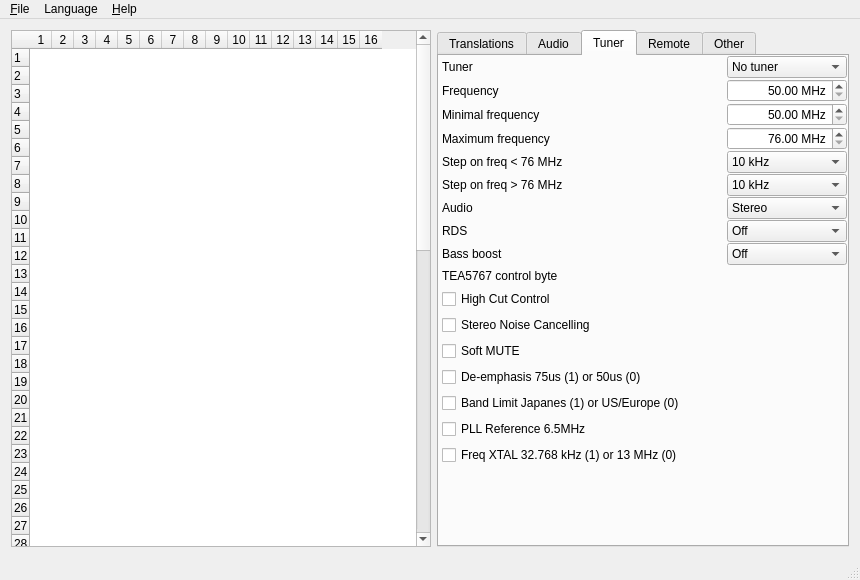
Above: editor/mainwindow.ui from WiseLord/ampcontrol before the change. Below: the same form after it.
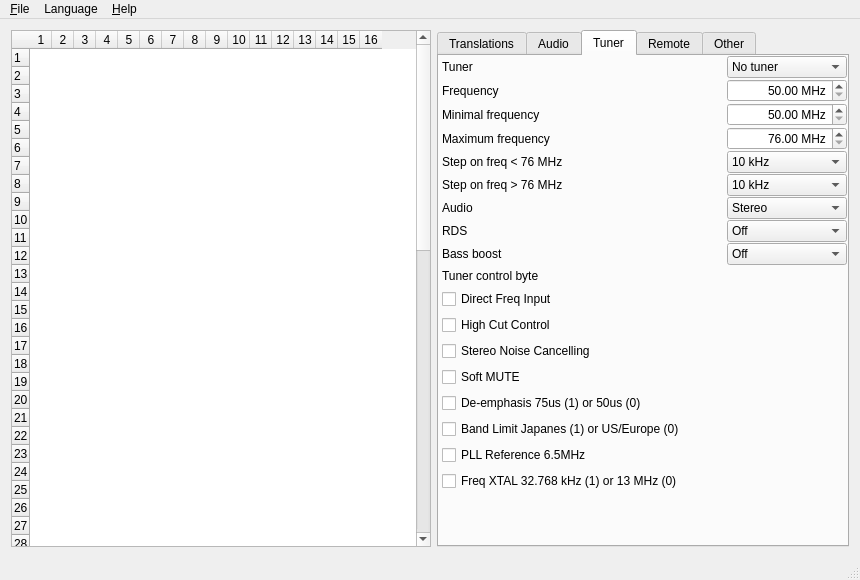
That is the form after the change. The open tabs and pages were chosen to show the change. Icons and pictures are not drawn.

```diff
--- a/editor/mainwindow.ui
+++ b/editor/mainwindow.ui
@@ -1795,7 +1795,14 @@
            <item>
             <widget class="QLabel" name="lblFmctrl">
              <property name="text">
-              <string>TEA5767 control byte</string>
+              <string>Tuner control byte</string>
+             </property>
+            </widget>
+           </item>
+           <item>
+            <widget class="QCheckBox" name="cbxFmctrlDfreq">
+             <property name="text">
+              <string>Direct Freq Input</string>
              </property>
             </widget>
            </item>
```
Left out of the diff: 60 changed lines with no effect on the pictures.
